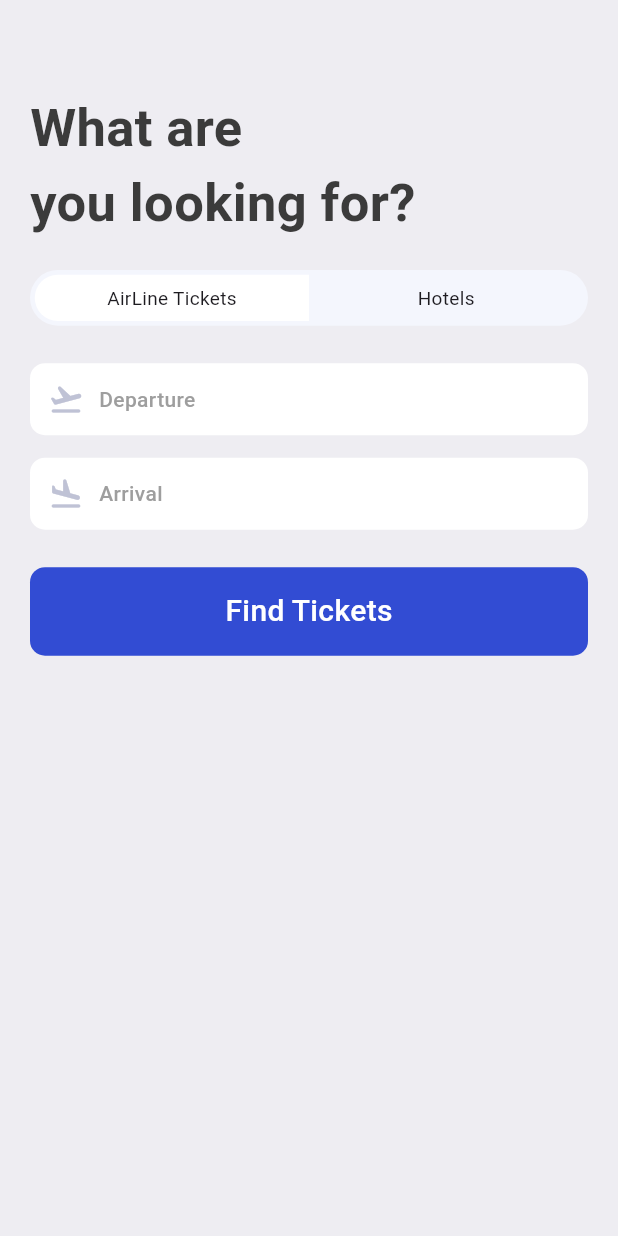
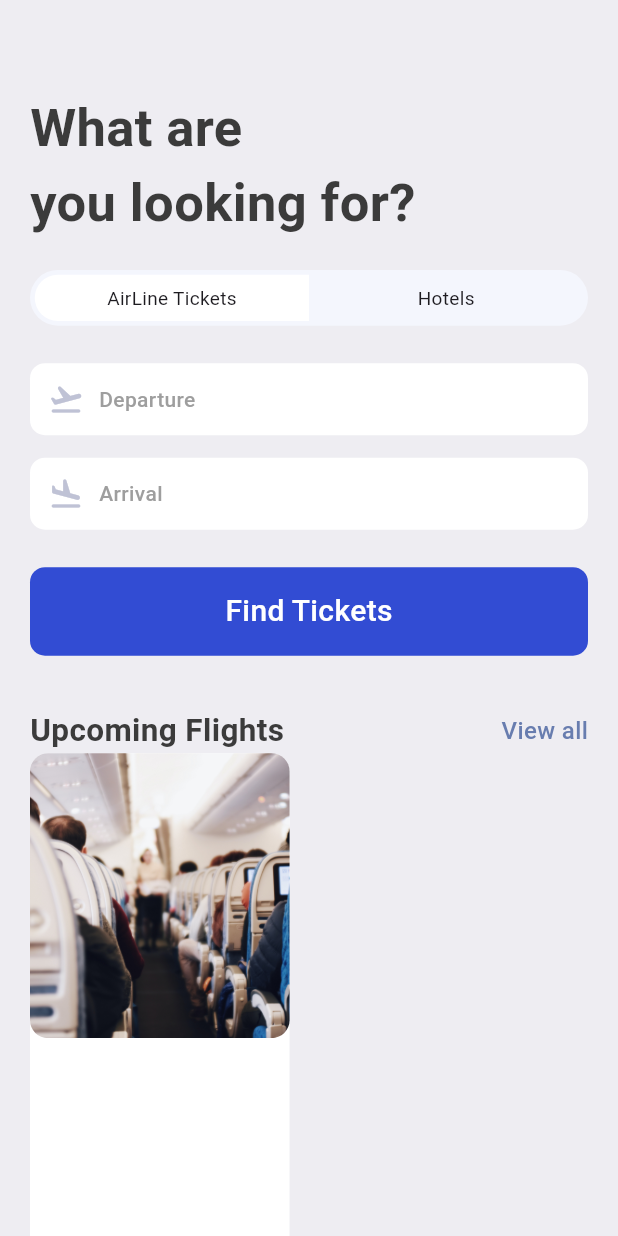
Before and after one commit to Shajjad002/book_tickets, a Flutter app: the SearchScreen screen opened directly, on a phone screen of 412 x 824 dp. Run offline on Flutter 3.47's test engine with Material 3 defaults, Android fonts, the phone set to English and light mode, and no system bars; our stand-ins replace fluentui_icons, gap, get.

Commit message:
Double text widget,Search screen

```diff
--- a/lib/screens/search_screen.dart
+++ b/lib/screens/search_screen.dart
@@ -1,6 +1,6 @@
 import 'package:book_tickets/utils/app_styles.dart';
+import 'package:book_tickets/widgets/double_text_widget.dart';
 import 'package:book_tickets/widgets/icon_text_widget.dart';
-//import 'package:fluentui_icons/fluentui_icons.dart';
 import 'package:flutter/cupertino.dart';
 import 'package:flutter/material.dart';
 import 'package:gap/gap.dart';
@@ -74,6 +74,36 @@ class SearchScreen extends StatelessWidget {
         )
 
         ),
+          const Gap(35),
+          const AppDoubleTextWidget(bigText: "Upcoming Flights", smallText: "View all"),
+      Row(
+        children: [
+          Container(
+            height:400 ,
+            width: size.width*0.42,
+            decoration: BoxDecoration(
+              borderRadius: BorderRadius.circular(12),
+              color: Colors.white,
+            ),
+            child: Column(
+              children: [
+                Container(
+                    height:190,
+                  decoration: BoxDecoration(
+                      borderRadius: BorderRadius.circular(12),
+                      image: DecorationImage(
+                          fit: BoxFit.cover,
+                          image: AssetImage(
+                              "assets/images/sit.jpg"
+                          )
+                      )
+                  )
+                )
+              ],
+            ),
+          )
+        ],
+      )
 
        ],
       ),
--- a/lib/widgets/double_text_widget.dart
+++ b/lib/widgets/double_text_widget.dart
@@ -4,19 +4,21 @@ import 'package:flutter/material.dart';
 import '../utils/app_styles.dart';
 
 class AppDoubleTextWidget extends StatelessWidget {
-  const AppDoubleTextWidget({Key? key}) :super(key:key);
+  final String bigText;
+  final String smallText;
+  const AppDoubleTextWidget({Key? key, required this.bigText,required this.smallText}) :super(key:key);
 
   @override
   Widget build(BuildContext context) {
     return  Row(
       mainAxisAlignment: MainAxisAlignment.spaceBetween ,
       children: [
-        Text("Upcoming Flights", style: Styles.headLineStyle2,),
+        Text(bigText, style: Styles.headLineStyle2,),
         InkWell(
             onTap: (){
               print("You are tapped");
             },
-            child: Text("View all", style: Styles.textStyle.copyWith(color: Styles.primaryColor),
+            child: Text(smallText, style: Styles.textStyle.copyWith(color: Styles.primaryColor),
             )
         ),
       ],
```
Also changed, not shown: lib/screens/home_screen.dart (+4 -26 lines).
